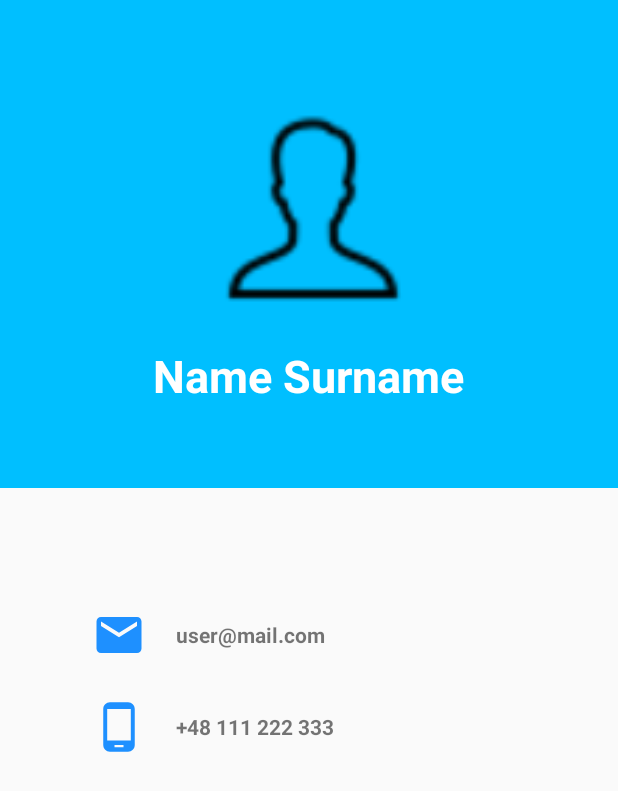
After one commit to zieto/eregister-mobile, an Android app: the layout activity_profil.xml on its own in the app's theme, with its tools: preview values and no code run, on a phone screen of 412 x 824 dp. The commit adds this screen. Shown: the top 791 px of the screen. Run offline under Robolectric (Android 15) with nearby library versions, the phone set to English and light mode, and no system bars.

Commit message:
added view user profile feature

```diff
--- a/app/src/main/AndroidManifest.xml
+++ b/app/src/main/AndroidManifest.xml
@@ -8,10 +8,12 @@
         android:allowBackup="true"
         android:icon="@mipmap/ic_launcher"
         android:label="@string/app_name"
+        android:roundIcon="@mipmap/ic_launcher_round"
         android:supportsRtl="true"
         android:theme="@style/AppTheme"
         android:usesCleartextTraffic="true">
-        <activity android:name=".NewMessage"></activity>
+        <activity android:name=".Profil"></activity>
+        <activity android:name=".NewMessage" />
         <activity android:name=".Wiadomosci" />
         <activity android:name=".PlanZajec" />
         <activity
--- a/app/src/main/java/com/umk/apka/BackgroundWorker.java
+++ b/app/src/main/java/com/umk/apka/BackgroundWorker.java
@@ -32,7 +32,7 @@ public class BackgroundWorker extends AsyncTask<String, Void, Wrapper> {
     protected Wrapper doInBackground(String... voids) {
         String type = voids[0];
         String login_url = "http://10.0.2.2:5050/login.php";
-
+        String action = "get_grades";
 
         if(type.equals("login")) {
             try {
--- a/app/src/main/java/com/umk/apka/MainActivity.java
+++ b/app/src/main/java/com/umk/apka/MainActivity.java
@@ -38,7 +38,10 @@ public class MainActivity extends AppCompatActivity {
         String type = "login";
         String String_to_MD5 = password;
         String MD5_Hash_String = md5(String_to_MD5);
-
+        sharedPreferences = getSharedPreferences(MyPREFERENCES,Context.MODE_PRIVATE);
+        SharedPreferences.Editor editor  = sharedPreferences.edit();
+        editor.putString("email",email);
+        editor.apply();
         BackgroundWorker backgroundWorker = new BackgroundWorker(this);
         backgroundWorker.execute(type,email,MD5_Hash_String);
 
--- a/app/src/main/java/com/umk/apka/Menu.java
+++ b/app/src/main/java/com/umk/apka/Menu.java
@@ -53,8 +53,9 @@ public class Menu extends AppCompatActivity {
                         startActivity(i);
                     }
                     else if (finalI == 3){
-                        /*placeholder*/
-                        Toast.makeText(Menu.this,"Tu będzie profil użytkownika", Toast.LENGTH_SHORT).show();
+                        /*profil*/
+                        Intent i = new Intent(Menu.this, Profil.class);
+                        startActivity(i);
                     }
                     else if (finalI == 4){
                         /*ustawienia*/
--- a/app/src/main/java/com/umk/apka/data/Dane_ang.java
+++ b/app/src/main/java/com/umk/apka/data/Dane_ang.java
@@ -59,6 +59,7 @@ public class Dane_ang extends AppCompatActivity {
             protected String doInBackground(Void... voids) {
                 sharedPreferences = getSharedPreferences(MyPREFERENCES, Context.MODE_PRIVATE);
                 String id = sharedPreferences.getString(value,"");
+                String action = "get_grades";
                 try {
                     URL url = new URL(urlWebService);
                     HttpURLConnection con = (HttpURLConnection) url.openConnection();
--- a/app/src/main/java/com/umk/apka/data/Dane_mat.java
+++ b/app/src/main/java/com/umk/apka/data/Dane_mat.java
@@ -59,6 +59,7 @@ public class Dane_mat extends AppCompatActivity {
             protected String doInBackground(Void... voids) {
                 sharedPreferences = getSharedPreferences(MyPREFERENCES, Context.MODE_PRIVATE);
                 String id = sharedPreferences.getString(value,"");
+                String action = "get_grades";
                 try {
                     URL url = new URL(urlWebService);
                     HttpURLConnection con = (HttpURLConnection) url.openConnection();
--- a/app/src/main/java/com/umk/apka/data/Dane_pol.java
+++ b/app/src/main/java/com/umk/apka/data/Dane_pol.java
@@ -62,6 +62,7 @@ public class Dane_pol extends AppCompatActivity {
             protected String doInBackground(Void... voids) {
                 sharedPreferences = getSharedPreferences(MyPREFERENCES, Context.MODE_PRIVATE);
                 String id = sharedPreferences.getString(value,"");
+                String action = "get_grades";
                 try {
                     URL url = new URL(urlWebService);
                     HttpURLConnection con = (HttpURLConnection) url.openConnection();
--- /dev/null
+++ b/app/src/main/res/drawable/ic_email.xml
@@ -0,0 +1,9 @@
+<vector xmlns:android="http://schemas.android.com/apk/res/android"
+    android:width="24dp"
+    android:height="24dp"
+    android:viewportWidth="24.0"
+    android:viewportHeight="24.0">
+    <path
+        android:fillColor="#1E90FF"
+        android:pathData="M20,4L4,4c-1.1,0 -1.99,0.9 -1.99,2L2,18c0,1.1 0.9,2 2,2h16c1.1,0 2,-0.9 2,-2L22,6c0,-1.1 -0.9,-2 -2,-2zM20,8l-8,5 -8,-5L4,6l8,5 8,-5v2z"/>
+</vector>
--- /dev/null
+++ b/app/src/main/res/drawable/ic_phone.xml
@@ -0,0 +1,9 @@
+<vector xmlns:android="http://schemas.android.com/apk/res/android"
+    android:width="24dp"
+    android:height="24dp"
+    android:viewportWidth="24.0"
+    android:viewportHeight="24.0">
+    <path
+        android:fillColor="#1E90FF"
+        android:pathData="M16,1L8,1C6.34,1 5,2.34 5,4v16c0,1.66 1.34,3 3,3h8c1.66,0 3,-1.34 3,-3L19,4c0,-1.66 -1.34,-3 -3,-3zM14,21h-4v-1h4v1zM17.25,18L6.75,18L6.75,4h10.5v14z"/>
+</vector>
--- /dev/null
+++ b/app/src/main/res/layout/activity_profil.xml
@@ -0,0 +1,93 @@
+<?xml version="1.0" encoding="utf-8"?>
+<ScrollView xmlns:android="http://schemas.android.com/apk/res/android"
+    android:layout_width="match_parent"
+    android:layout_height="match_parent"
+    android:fillViewport="true">
+
+    <LinearLayout
+        android:id="@+id/container"
+        android:layout_width="match_parent"
+        android:layout_height="wrap_content"
+        android:orientation="vertical">
+
+        <RelativeLayout
+            android:layout_width="match_parent"
+            android:layout_height="405dp">
+
+            <LinearLayout
+                android:layout_width="match_parent"
+                android:layout_height="325dp"
+                android:background="@color/colorPrimary"
+                android:orientation="vertical">
+
+                <ImageView
+                    android:id="@+id/imageView"
+                    android:layout_width="140dp"
+                    android:layout_height="140dp"
+                    android:layout_gravity="center"
+                    android:layout_marginTop="70dp"
+                    android:src="@drawable/user" />
+
+                <TextView
+                    android:id="@+id/nameTextView"
+                    android:layout_width="wrap_content"
+                    android:layout_height="wrap_content"
+                    android:layout_gravity="center"
+                    android:layout_marginTop="20dp"
+                    android:text="Name Surname"
+                    android:textColor="#FFF"
+                    android:textSize="30dp"
+                    android:textStyle="bold" />
+
+            </LinearLayout>
+
+
+        </RelativeLayout>
+
+        <LinearLayout
+            android:layout_width="360dp"
+            android:layout_height="wrap_content"
+            android:orientation="vertical"
+            android:layout_gravity="center">
+            <LinearLayout
+                android:paddingLeft="35dp"
+                android:layout_width="match_parent"
+                android:layout_height="wrap_content">
+                <ImageView
+                    android:layout_width="36dp"
+                    android:layout_height="36dp"
+                    android:src="@drawable/ic_email"/>
+                <TextView
+                    android:id="@+id/emailTextView"
+                    android:textStyle="bold"
+                    android:layout_gravity="center_vertical"
+                    android:layout_width="wrap_content"
+                    android:layout_height="wrap_content"
+                    android:paddingLeft="20dp"
+                    android:text="user@mail.com"/>
+            </LinearLayout>
+            <LinearLayout
+                android:layout_marginTop="25dp"
+                android:paddingLeft="35dp"
+                android:layout_width="match_parent"
+                android:layout_height="wrap_content">
+                <ImageView
+                    android:layout_width="36dp"
+                    android:layout_height="36dp"
+                    android:src="@drawable/ic_phone"/>
+                <TextView
+                    android:id="@+id/phoneTextView"
+                    android:textStyle="bold"
+                    android:layout_gravity="center_vertical"
+                    android:layout_width="wrap_content"
+                    android:layout_height="wrap_content"
+                    android:paddingLeft="20dp"
+                    android:text="+48 111 222 333"/>
+            </LinearLayout>
+
+
+        </LinearLayout>
+
+
+    </LinearLayout>
+</ScrollView>
```
Also changed, not shown: app/src/main/java/com/umk/apka/Profil.java (added, +167 -0 lines).
